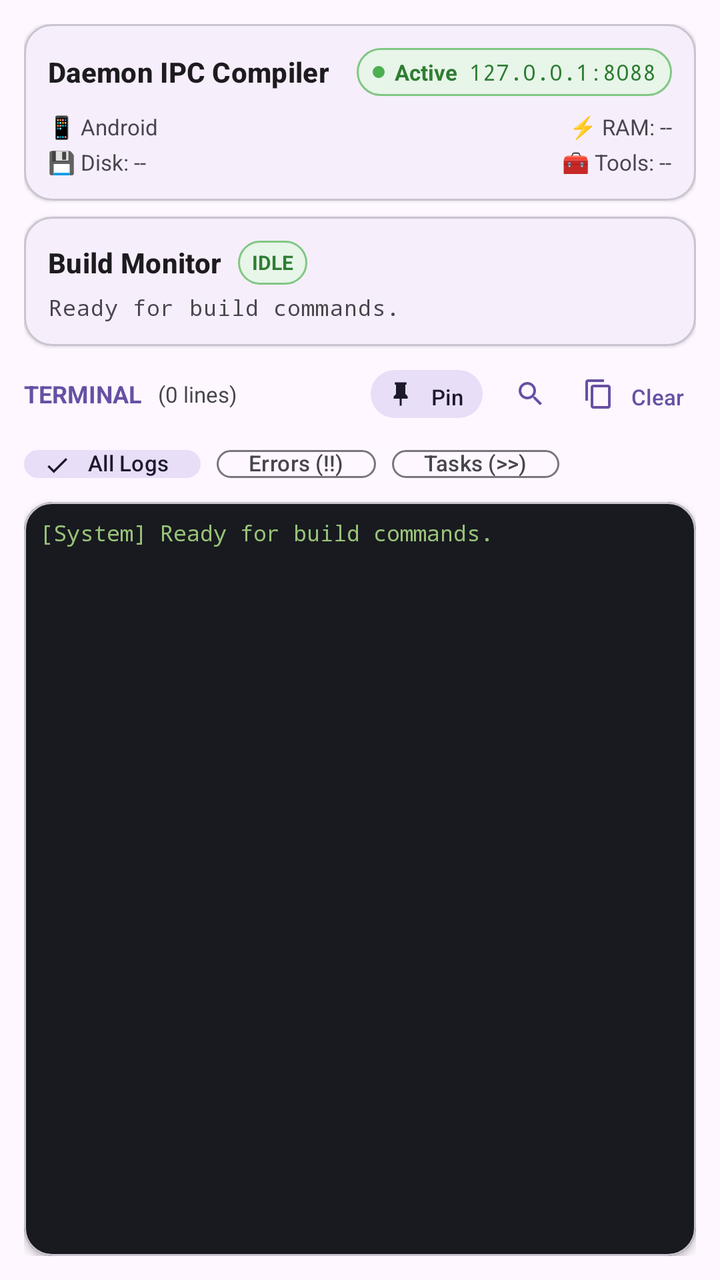
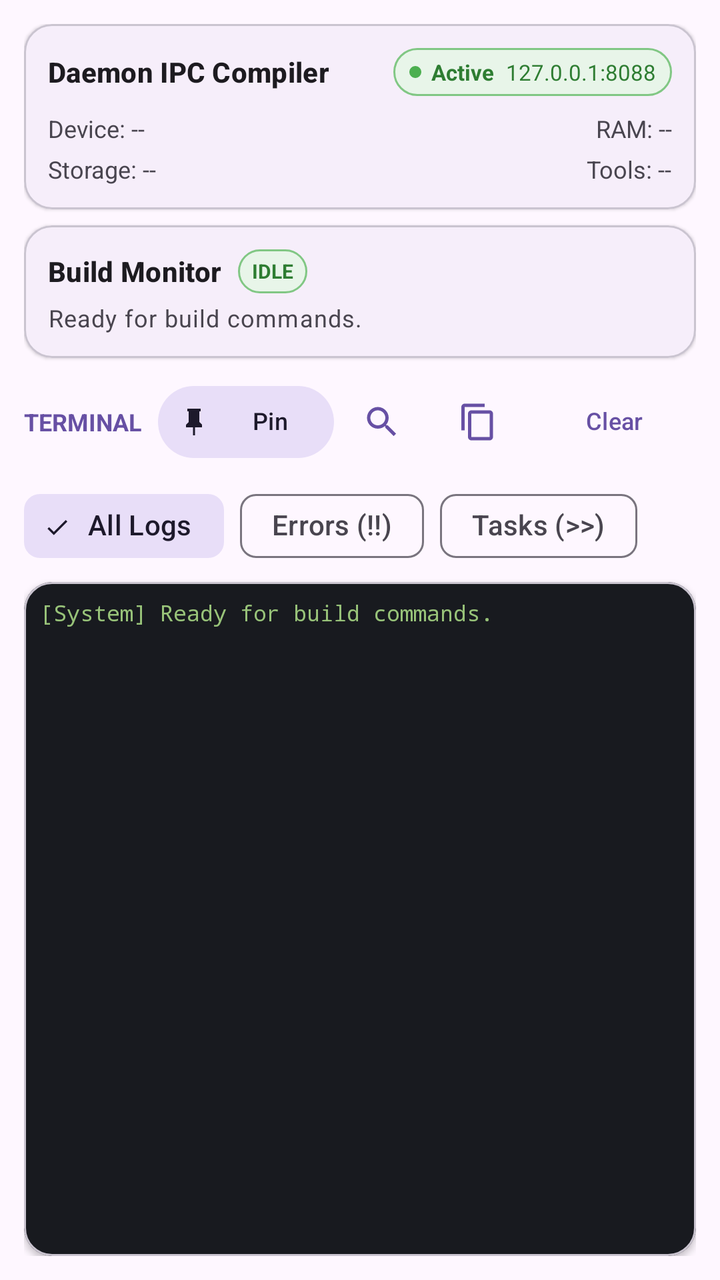

Screens rendered from an Android XML layout before and after an edit, with the pre-edit source and the edit as a unified diff.
<!-- AndroidManifest.xml: application theme Theme.ZeroLite -->
<!-- res/layout/fragment_dashboard.xml -->
<?xml version="1.0" encoding="utf-8"?>
<LinearLayout
    xmlns:android="http://schemas.android.com/apk/res/android"
    xmlns:app="http://schemas.android.com/apk/res-auto"
    android:layout_width="match_parent"
    android:layout_height="match_parent"
    android:orientation="vertical"
    android:padding="12dp">

    
    <com.google.android.material.card.MaterialCardView
        android:layout_width="match_parent"
        android:layout_height="wrap_content"
        android:layout_marginBottom="8dp"
        app:cardCornerRadius="14dp"
        app:cardElevation="1dp"
        app:strokeWidth="1dp"
        app:strokeColor="?attr/colorOutlineVariant">

        <LinearLayout
            android:layout_width="match_parent"
            android:layout_height="wrap_content"
            android:orientation="vertical"
            android:padding="12dp">

            
            <LinearLayout
                android:layout_width="match_parent"
                android:layout_height="wrap_content"
                android:gravity="center_vertical"
                android:orientation="horizontal">

                <TextView
                    android:layout_width="0dp"
                    android:layout_height="wrap_content"
                    android:layout_weight="1"
                    android:text="Daemon IPC Compiler"
                    android:textAppearance="?attr/textAppearanceTitleSmall"
                    android:textStyle="bold"
                    android:singleLine="true" />

                
                <LinearLayout
                    android:layout_width="wrap_content"
                    android:layout_height="24dp"
                    android:background="@drawable/badge_idle_bg"
                    android:gravity="center_vertical"
                    android:paddingStart="8dp"
                    android:paddingEnd="8dp"
                    android:orientation="horizontal">

                    <View
                        android:id="@+id/viewDaemonDot"
                        android:layout_width="6dp"
                        android:layout_height="6dp"
                        android:background="@drawable/dot_active" />

                    <TextView
                        android:id="@+id/tvDaemonStatus"
                        android:layout_width="wrap_content"
                        android:layout_height="wrap_content"
                        android:layout_marginStart="5dp"
                        android:text="Active"
                        android:textSize="11sp"
                        android:textColor="#2E7D32"
                        android:textStyle="bold"
                        android:singleLine="true" />

                    <TextView
                        android:id="@+id/tvDaemonEndpoint"
                        android:layout_width="wrap_content"
                        android:layout_height="wrap_content"
                        android:layout_marginStart="6dp"
                        android:text="127.0.0.1:8088"
                        android:textSize="11sp"
                        android:textColor="#2E7D32"
                        android:fontFamily="monospace"
                        android:singleLine="true" />
                </LinearLayout>
            </LinearLayout>

            
            <LinearLayout
                android:layout_width="match_parent"
                android:layout_height="wrap_content"
                android:layout_marginTop="8dp"
                android:orientation="horizontal">

                <TextView
                    android:id="@+id/tvDeviceModel"
                    android:layout_width="0dp"
                    android:layout_height="wrap_content"
                    android:layout_weight="1"
                    android:text="📱 Android"
                    android:textSize="11sp"
                    android:textColor="?attr/colorOnSurfaceVariant"
                    android:singleLine="true"
                    android:ellipsize="end" />

                <TextView
                    android:id="@+id/tvDeviceRam"
                    android:layout_width="wrap_content"
                    android:layout_height="wrap_content"
                    android:layout_marginStart="8dp"
                    android:text="⚡ RAM: --"
                    android:textSize="11sp"
                    android:textColor="?attr/colorOnSurfaceVariant"
                    android:singleLine="true" />
            </LinearLayout>

            <LinearLayout
                android:layout_width="match_parent"
                android:layout_height="wrap_content"
                android:layout_marginTop="3dp"
                android:orientation="horizontal">

                <TextView
                    android:id="@+id/tvDeviceStorage"
                    android:layout_width="0dp"
                    android:layout_height="wrap_content"
                    android:layout_weight="1"
                    android:text="💾 Disk: --"
                    android:textSize="11sp"
                    android:textColor="?attr/colorOnSurfaceVariant"
                    android:singleLine="true"
                    android:ellipsize="end" />

                <TextView
                    android:id="@+id/tvDeviceTools"
                    android:layout_width="wrap_content"
                    android:layout_height="wrap_content"
                    android:layout_marginStart="8dp"
                    android:text="🧰 Tools: --"
                    android:textSize="11sp"
                    android:textColor="?attr/colorOnSurfaceVariant"
                    android:singleLine="true" />
            </LinearLayout>
        </LinearLayout>
    </com.google.android.material.card.MaterialCardView>

    
    <com.google.android.material.card.MaterialCardView
        android:id="@+id/cardBuildStatus"
        android:layout_width="match_parent"
        android:layout_height="wrap_content"
        android:layout_marginBottom="8dp"
        app:cardCornerRadius="14dp"
        app:cardElevation="1dp"
        app:strokeWidth="1dp"
        app:strokeColor="?attr/colorOutlineVariant">

        <LinearLayout
            android:layout_width="match_parent"
            android:layout_height="wrap_content"
            android:orientation="vertical"
            android:padding="12dp">

            <LinearLayout
                android:layout_width="match_parent"
                android:layout_height="wrap_content"
                android:gravity="center_vertical"
                android:orientation="horizontal">

                <TextView
                    android:layout_width="wrap_content"
                    android:layout_height="wrap_content"
                    android:text="Build Monitor"
                    android:textAppearance="?attr/textAppearanceLabelLarge"
                    android:textStyle="bold"
                    android:singleLine="true" />

                <TextView
                    android:id="@+id/tvBuildStateBadge"
                    android:layout_width="wrap_content"
                    android:layout_height="22dp"
                    android:layout_marginStart="8dp"
                    android:background="@drawable/badge_idle_bg"
                    android:gravity="center"
                    android:paddingStart="7dp"
                    android:paddingEnd="7dp"
                    android:text="IDLE"
                    android:textColor="#2E7D32"
                    android:textSize="10sp"
                    android:textStyle="bold"
                    android:singleLine="true" />

                <TextView
                    android:id="@+id/tvBuildElapsed"
                    android:layout_width="0dp"
                    android:layout_height="wrap_content"
                    android:layout_weight="1"
                    android:layout_marginStart="8dp"
                    android:fontFamily="monospace"
                    android:textSize="12sp"
                    android:textColor="#E65100"
                    android:textStyle="bold"
                    android:singleLine="true"
                    android:visibility="gone" />

                <com.google.android.material.button.MaterialButton
                    android:id="@+id/btnCancelBuild"
                    style="@style/Widget.Material3.Button.TextButton"
                    android:layout_width="wrap_content"
                    android:layout_height="32dp"
                    android:minHeight="0dp"
                    android:minWidth="0dp"
                    android:paddingStart="8dp"
                    android:paddingEnd="8dp"
                    android:text="Cancel"
                    android:textColor="#D32F2F"
                    android:textSize="11sp"
                    app:icon="@drawable/ic_stop"
                    app:iconSize="14dp"
                    app:iconTint="#D32F2F"
                    android:visibility="gone" />
            </LinearLayout>

            <com.google.android.material.progressindicator.LinearProgressIndicator
                android:id="@+id/progressBuilding"
                android:layout_width="match_parent"
                android:layout_height="wrap_content"
                android:layout_marginTop="6dp"
                android:layout_marginBottom="4dp"
                android:indeterminate="true"
                android:visibility="gone" />

            <TextView
                android:id="@+id/tvBuildDetails"
                android:layout_width="match_parent"
                android:layout_height="wrap_content"
                android:layout_marginTop="4dp"
                android:text="Ready for build commands."
                android:textAppearance="?attr/textAppearanceBodySmall"
                android:textColor="?attr/colorOnSurfaceVariant"
                android:textSize="11sp"
                android:fontFamily="monospace"
                android:singleLine="true"
                android:ellipsize="middle" />
        </LinearLayout>
    </com.google.android.material.card.MaterialCardView>

    
    <LinearLayout
        android:layout_width="match_parent"
        android:layout_height="wrap_content"
        android:gravity="center_vertical"
        android:orientation="horizontal"
        android:layout_marginBottom="4dp">

        <TextView
            android:layout_width="wrap_content"
            android:layout_height="wrap_content"
            android:text="TERMINAL"
            android:textStyle="bold"
            android:textSize="12sp"
            android:textColor="?attr/colorPrimary"
            android:singleLine="true" />

        <TextView
            android:id="@+id/tvLogCount"
            android:layout_width="0dp"
            android:layout_height="wrap_content"
            android:layout_weight="1"
            android:layout_marginStart="8dp"
            android:text="(0 lines)"
            android:textSize="11sp"
            android:textColor="?attr/colorOnSurfaceVariant"
            android:singleLine="true" />

        
        <com.google.android.material.button.MaterialButton
            android:id="@+id/btnPinLog"
            style="@style/Widget.Material3.Button.TonalButton"
            android:layout_width="wrap_content"
            android:layout_height="32dp"
            android:minHeight="0dp"
            android:minWidth="0dp"
            android:paddingStart="8dp"
            android:paddingEnd="10dp"
            android:text="Pin"
            android:textSize="11sp"
            android:singleLine="true"
            app:icon="@drawable/ic_pin"
            app:iconSize="14dp" />

        
        <com.google.android.material.button.MaterialButton
            android:id="@+id/btnSearchLog"
            style="@style/Widget.Material3.Button.IconButton"
            android:layout_width="32dp"
            android:layout_height="32dp"
            android:layout_marginStart="2dp"
            app:icon="@drawable/ic_search"
            app:iconSize="16dp" />

        
        <com.google.android.material.button.MaterialButton
            android:id="@+id/btnCopyLog"
            style="@style/Widget.Material3.Button.IconButton"
            android:layout_width="32dp"
            android:layout_height="32dp"
            android:layout_marginStart="2dp"
            app:icon="@drawable/ic_copy"
            app:iconSize="16dp" />

        
        <com.google.android.material.button.MaterialButton
            android:id="@+id/btnClearLog"
            style="@style/Widget.Material3.Button.TextButton"
            android:layout_width="wrap_content"
            android:layout_height="32dp"
            android:minHeight="0dp"
            android:minWidth="0dp"
            android:paddingStart="6dp"
            android:paddingEnd="6dp"
            android:textSize="11sp"
            android:text="Clear"
            android:singleLine="true" />
    </LinearLayout>

    
    <HorizontalScrollView
        android:layout_width="match_parent"
        android:layout_height="wrap_content"
        android:layout_marginBottom="4dp"
        android:scrollbars="none">

        <com.google.android.material.chip.ChipGroup
            android:id="@+id/chipGroupFilter"
            android:layout_width="wrap_content"
            android:layout_height="wrap_content"
            app:singleLine="true"
            app:singleSelection="true">

            <com.google.android.material.chip.Chip
                android:id="@+id/chipFilterAll"
                style="@style/Widget.Material3.Chip.Filter"
                android:layout_width="wrap_content"
                android:layout_height="30dp"
                android:text="All Logs"
                android:textSize="11sp"
                android:checked="true" />

            <com.google.android.material.chip.Chip
                android:id="@+id/chipFilterErrors"
                style="@style/Widget.Material3.Chip.Filter"
                android:layout_width="wrap_content"
                android:layout_height="30dp"
                android:text="Errors (!!)"
                android:textSize="11sp" />

            <com.google.android.material.chip.Chip
                android:id="@+id/chipFilterTasks"
                style="@style/Widget.Material3.Chip.Filter"
                android:layout_width="wrap_content"
                android:layout_height="30dp"
                android:text="Tasks (>>)"
                android:textSize="11sp" />
        </com.google.android.material.chip.ChipGroup>
    </HorizontalScrollView>

    
    <LinearLayout
        android:id="@+id/layoutSearchContainer"
        android:layout_width="match_parent"
        android:layout_height="wrap_content"
        android:layout_marginBottom="6dp"
        android:gravity="center_vertical"
        android:orientation="horizontal"
        android:visibility="gone">

        <com.google.android.material.textfield.TextInputLayout
            android:layout_width="0dp"
            android:layout_height="wrap_content"
            android:layout_weight="1"
            style="@style/Widget.Material3.TextInputLayout.OutlinedBox.Dense"
            android:hint="Search logs...">

            <com.google.android.material.textfield.TextInputEditText
                android:id="@+id/etSearchLog"
                android:layout_width="match_parent"
                android:layout_height="wrap_content"
                android:inputType="text"
                android:textSize="12sp"
                android:paddingTop="8dp"
                android:paddingBottom="8dp"
                android:singleLine="true" />
        </com.google.android.material.textfield.TextInputLayout>

        <com.google.android.material.button.MaterialButton
            android:id="@+id/btnCloseSearch"
            style="@style/Widget.Material3.Button.IconButton"
            android:layout_width="36dp"
            android:layout_height="36dp"
            android:layout_marginStart="4dp"
            app:icon="@drawable/ic_close"
            app:iconSize="16dp" />
    </LinearLayout>

    
    <com.google.android.material.card.MaterialCardView
        android:layout_width="match_parent"
        android:layout_height="0dp"
        android:layout_weight="1"
        app:cardCornerRadius="14dp"
        app:cardElevation="2dp"
        app:cardBackgroundColor="@color/terminal_bg">

        <ScrollView
            android:id="@+id/scrollLogs"
            android:layout_width="match_parent"
            android:layout_height="match_parent"
            android:padding="8dp">

            <TextView
                android:id="@+id/tvLogs"
                android:layout_width="match_parent"
                android:layout_height="wrap_content"
                android:fontFamily="monospace"
                android:textColor="@color/terminal_text"
                android:textSize="11sp"
                android:textIsSelectable="true"
                android:text="[System] Ready for build commands.\n" />
        </ScrollView>
    </com.google.android.material.card.MaterialCardView>

</LinearLayout>
<!-- resources referenced by this layout -->
<resources>
  <color name="terminal_bg">#181A1F</color>
  <color name="terminal_text">#98C379</color>
  <!-- drawable badge_idle_bg (drawable) -->
  <?xml version="1.0" encoding="utf-8"?>
  <shape xmlns:android="http://schemas.android.com/apk/res/android"
      android:shape="rectangle">
      <corners android:radius="12dp" />
      <solid android:color="#E8F5E9" />
      <stroke android:width="1dp" android:color="#81C784" />
  </shape>
  <!-- drawable dot_active (drawable) -->
  <shape xmlns:android="http://schemas.android.com/apk/res/android"
      android:shape="oval">
      <solid android:color="#4CAF50" />
      <size android:width="8dp" android:height="8dp" />
  </shape>
  <!-- drawable ic_close (drawable) -->
  <vector xmlns:android="http://schemas.android.com/apk/res/android"
      android:width="24dp"
      android:height="24dp"
      android:viewportWidth="24"
      android:viewportHeight="24">
      <path
          android:fillColor="#FF000000"
          android:pathData="M19,6.41L17.59,5 12,10.59 6.41,5 5,6.41 10.59,12 5,17.59 6.41,19 12,13.41 17.59,19 19,17.59 13.41,12z"/>
  </vector>
  <!-- drawable ic_copy (drawable) -->
  <vector xmlns:android="http://schemas.android.com/apk/res/android"
      android:width="24dp"
      android:height="24dp"
      android:viewportWidth="24"
      android:viewportHeight="24">
      <path
          android:fillColor="#FF000000"
          android:pathData="M16,1H4c-1.1,0 -2,0.9 -2,2v14h2V3h12V1zm3,4H8c-1.1,0 -2,0.9 -2,2v14c0,1.1 0.9,2 2,2h11c1.1,0 2,-0.9 2,-2V7c0,-1.1 -0.9,-2 -2,-2zm0,16H8V7h11v14z"/>
  </vector>
  <!-- drawable ic_pin (drawable) -->
  <vector xmlns:android="http://schemas.android.com/apk/res/android"
      android:width="24dp"
      android:height="24dp"
      android:viewportWidth="24"
      android:viewportHeight="24">
      <path
          android:fillColor="#FF000000"
          android:pathData="M16,12V4h1V2H7v2h1v8l-2,2v2h5.2v6h1.6v-6H18v-2L16,12z"/>
  </vector>
  <!-- drawable ic_search (drawable) -->
  <vector xmlns:android="http://schemas.android.com/apk/res/android"
      android:width="24dp"
      android:height="24dp"
      android:viewportWidth="24"
      android:viewportHeight="24">
      <path
          android:fillColor="#FF000000"
          android:pathData="M15.5,14h-0.79l-0.28,-0.27C15.41,12.59 16,11.11 16,9.5 16,5.91 13.09,3 9.5,3S3,5.91 3,9.5 5.91,16 9.5,16c1.61,0 3.09,-0.59 4.23,-1.57l0.27,0.28v0.79l5,4.99L20.49,19l-4.99,-5zm-6,0C7.01,14 5,11.99 5,9.5S7.01,5 9.5,5 14,7.01 14,9.5 11.99,14 9.5,14z"/>
  </vector>
  <!-- drawable ic_stop (drawable) -->
  <vector xmlns:android="http://schemas.android.com/apk/res/android"
      android:width="24dp"
      android:height="24dp"
      android:viewportWidth="24"
      android:viewportHeight="24">
      <path
          android:fillColor="#FF000000"
          android:pathData="M6,6h12v12H6z"/>
  </vector>
  <style name="Theme.ZeroLite" parent="Theme.Material3.DayNight.NoActionBar">
          <item name="android:statusBarColor">@android:color/transparent</item>
          <item name="android:navigationBarColor">@android:color/transparent</item>
          <item name="android:windowLightStatusBar" tools:targetApi="m">true</item>
      </style>
</resources>

<!-- the commit's change to res/layout/fragment_dashboard.xml (unified diff, before → after) -->
@@ -74,7 +74,6 @@
                         android:text="127.0.0.1:8088"
                         android:textSize="11sp"
                         android:textColor="#2E7D32"
-                        android:fontFamily="monospace"
                         android:singleLine="true" />
                 </LinearLayout>
             </LinearLayout>
@@ -91,8 +90,8 @@
                     android:layout_width="0dp"
                     android:layout_height="wrap_content"
                     android:layout_weight="1"
-                    android:text="📱 Android"
-                    android:textSize="11sp"
+                    android:text="Device: --"
+                    android:textSize="12sp"
                     android:textColor="?attr/colorOnSurfaceVariant"
                     android:singleLine="true"
                     android:ellipsize="end" />
@@ -102,8 +101,8 @@
                     android:layout_width="wrap_content"
                     android:layout_height="wrap_content"
                     android:layout_marginStart="8dp"
-                    android:text="⚡ RAM: --"
-                    android:textSize="11sp"
+                    android:text="RAM: --"
+                    android:textSize="12sp"
                     android:textColor="?attr/colorOnSurfaceVariant"
                     android:singleLine="true" />
             </LinearLayout>
@@ -111,7 +110,7 @@
             <LinearLayout
                 android:layout_width="match_parent"
                 android:layout_height="wrap_content"
-                android:layout_marginTop="3dp"
+                android:layout_marginTop="4dp"
                 android:orientation="horizontal">
 
                 <TextView
@@ -119,8 +118,8 @@
                     android:layout_width="0dp"
                     android:layout_height="wrap_content"
                     android:layout_weight="1"
-                    android:text="💾 Disk: --"
-                    android:textSize="11sp"
+                    android:text="Storage: --"
+                    android:textSize="12sp"
                     android:textColor="?attr/colorOnSurfaceVariant"
                     android:singleLine="true"
                     android:ellipsize="end" />
@@ -130,8 +129,8 @@
                     android:layout_width="wrap_content"
                     android:layout_height="wrap_content"
                     android:layout_marginStart="8dp"
-                    android:text="🧰 Tools: --"
-                    android:textSize="11sp"
+                    android:text="Tools: --"
+                    android:textSize="12sp"
                     android:textColor="?attr/colorOnSurfaceVariant"
                     android:singleLine="true" />
             </LinearLayout>
@@ -190,7 +189,6 @@
                     android:layout_height="wrap_content"
                     android:layout_weight="1"
                     android:layout_marginStart="8dp"
-                    android:fontFamily="monospace"
                     android:textSize="12sp"
                     android:textColor="#E65100"
                     android:textStyle="bold"
@@ -201,16 +199,19 @@
                     android:id="@+id/btnCancelBuild"
                     style="@style/Widget.Material3.Button.TextButton"
                     android:layout_width="wrap_content"
-                    android:layout_height="32dp"
-                    android:minHeight="0dp"
-                    android:minWidth="0dp"
-                    android:paddingStart="8dp"
-                    android:paddingEnd="8dp"
+                    android:layout_height="wrap_content"
+                    android:gravity="center"
+                    android:insetTop="0dp"
+                    android:insetBottom="0dp"
+                    android:minHeight="36dp"
+                    android:paddingHorizontal="10dp"
+                    android:paddingVertical="0dp"
+                    android:textSize="12sp"
+                    android:includeFontPadding="false"
                     android:text="Cancel"
                     android:textColor="#D32F2F"
-                    android:textSize="11sp"
                     app:icon="@drawable/ic_stop"
-                    app:iconSize="14dp"
+                    app:iconSize="16dp"
                     app:iconTint="#D32F2F"
                     android:visibility="gone" />
             </LinearLayout>
@@ -232,8 +233,6 @@
                 android:text="Ready for build commands."
                 android:textAppearance="?attr/textAppearanceBodySmall"
                 android:textColor="?attr/colorOnSurfaceVariant"
-                android:textSize="11sp"
-                android:fontFamily="monospace"
                 android:singleLine="true"
                 android:ellipsize="middle" />
         </LinearLayout>
@@ -272,48 +271,52 @@
             android:id="@+id/btnPinLog"
             style="@style/Widget.Material3.Button.TonalButton"
             android:layout_width="wrap_content"
-            android:layout_height="32dp"
-            android:minHeight="0dp"
-            android:minWidth="0dp"
-            android:paddingStart="8dp"
-            android:paddingEnd="10dp"
+            android:layout_height="wrap_content"
+            android:gravity="center"
+            android:insetTop="0dp"
+            android:insetBottom="0dp"
+            android:minHeight="36dp"
+            android:paddingHorizontal="10dp"
+            android:paddingVertical="0dp"
+            android:textSize="12sp"
+            android:includeFontPadding="false"
             android:text="Pin"
-            android:textSize="11sp"
             android:singleLine="true"
             app:icon="@drawable/ic_pin"
-            app:iconSize="14dp" />
+            app:iconSize="16dp" />
 
         
         <com.google.android.material.button.MaterialButton
             android:id="@+id/btnSearchLog"
             style="@style/Widget.Material3.Button.IconButton"
-            android:layout_width="32dp"
-            android:layout_height="32dp"
-            android:layout_marginStart="2dp"
+            android:layout_width="wrap_content"
+            android:layout_height="wrap_content"
             app:icon="@drawable/ic_search"
-            app:iconSize="16dp" />
+            app:iconSize="20dp" />
 
         
         <com.google.android.material.button.MaterialButton
             android:id="@+id/btnCopyLog"
             style="@style/Widget.Material3.Button.IconButton"
-            android:layout_width="32dp"
-            android:layout_height="32dp"
-            android:layout_marginStart="2dp"
+            android:layout_width="wrap_content"
+            android:layout_height="wrap_content"
             app:icon="@drawable/ic_copy"
-            app:iconSize="16dp" />
+            app:iconSize="20dp" />
 
         
         <com.google.android.material.button.MaterialButton
             android:id="@+id/btnClearLog"
             style="@style/Widget.Material3.Button.TextButton"
             android:layout_width="wrap_content"
-            android:layout_height="32dp"
-            android:minHeight="0dp"
-            android:minWidth="0dp"
-            android:paddingStart="6dp"
-            android:paddingEnd="6dp"
-            android:textSize="11sp"
+            android:layout_height="wrap_content"
+            android:gravity="center"
+            android:insetTop="0dp"
+            android:insetBottom="0dp"
+            android:minHeight="36dp"
+            android:paddingHorizontal="10dp"
+            android:paddingVertical="0dp"
+            android:textSize="12sp"
+            android:includeFontPadding="false"
             android:text="Clear"
             android:singleLine="true" />
     </LinearLayout>
@@ -336,26 +339,23 @@
                 android:id="@+id/chipFilterAll"
                 style="@style/Widget.Material3.Chip.Filter"
                 android:layout_width="wrap_content"
-                android:layout_height="30dp"
+                android:layout_height="wrap_content"
                 android:text="All Logs"
-                android:textSize="11sp"
                 android:checked="true" />
 
             <com.google.android.material.chip.Chip
                 android:id="@+id/chipFilterErrors"
                 style="@style/Widget.Material3.Chip.Filter"
                 android:layout_width="wrap_content"
-                android:layout_height="30dp"
-                android:text="Errors (!!)"
-                android:textSize="11sp" />
+                android:layout_height="wrap_content"
+                android:text="Errors (!!)" />
 
             <com.google.android.material.chip.Chip
                 android:id="@+id/chipFilterTasks"
                 style="@style/Widget.Material3.Chip.Filter"
                 android:layout_width="wrap_content"
-                android:layout_height="30dp"
-                android:text="Tasks (>>)"
-                android:textSize="11sp" />
+                android:layout_height="wrap_content"
+                android:text="Tasks (>>)" />
         </com.google.android.material.chip.ChipGroup>
     </HorizontalScrollView>
 
